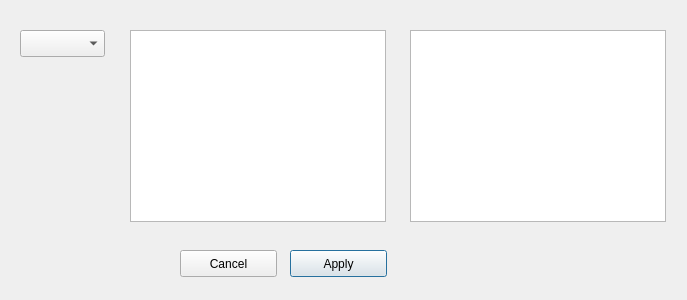
kevinaubert/ChangementViewer, file settings.ui: the form before one commit.
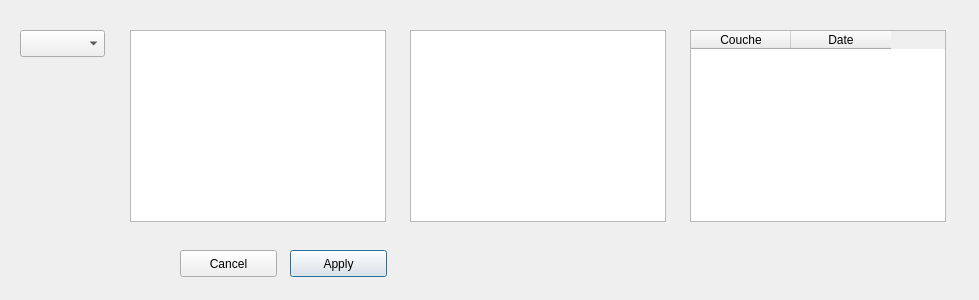
The form after the commit.

Commit message: Creation table Couche/année ordonnée par années

Diff of the .ui file:
```diff
--- a/settings.ui
+++ b/settings.ui
@@ -6,7 +6,7 @@
    <rect>
     <x>0</x>
     <y>0</y>
-    <width>687</width>
+    <width>979</width>
     <height>300</height>
    </rect>
   </property>
@@ -72,6 +72,32 @@
     </rect>
    </property>
   </widget>
+  <widget class="QTableWidget" name="tabSelectedFields">
+   <property name="geometry">
+    <rect>
+     <x>690</x>
+     <y>30</y>
+     <width>256</width>
+     <height>192</height>
+    </rect>
+   </property>
+   <property name="acceptDrops">
+    <bool>true</bool>
+   </property>
+   <property name="sortingEnabled">
+    <bool>true</bool>
+   </property>
+   <column>
+    <property name="text">
+     <string>Couche</string>
+    </property>
+   </column>
+   <column>
+    <property name="text">
+     <string>Date</string>
+    </property>
+   </column>
+  </widget>
  </widget>
  <resources/>
  <connections/>
```
The commit also changes 4 other files.
